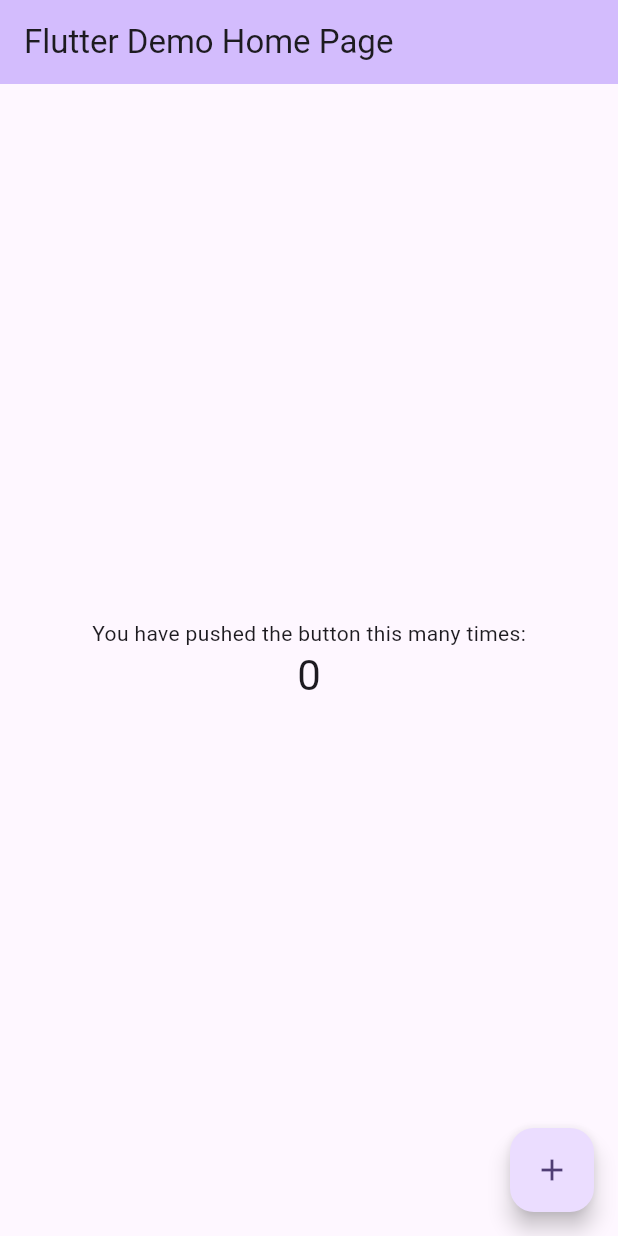
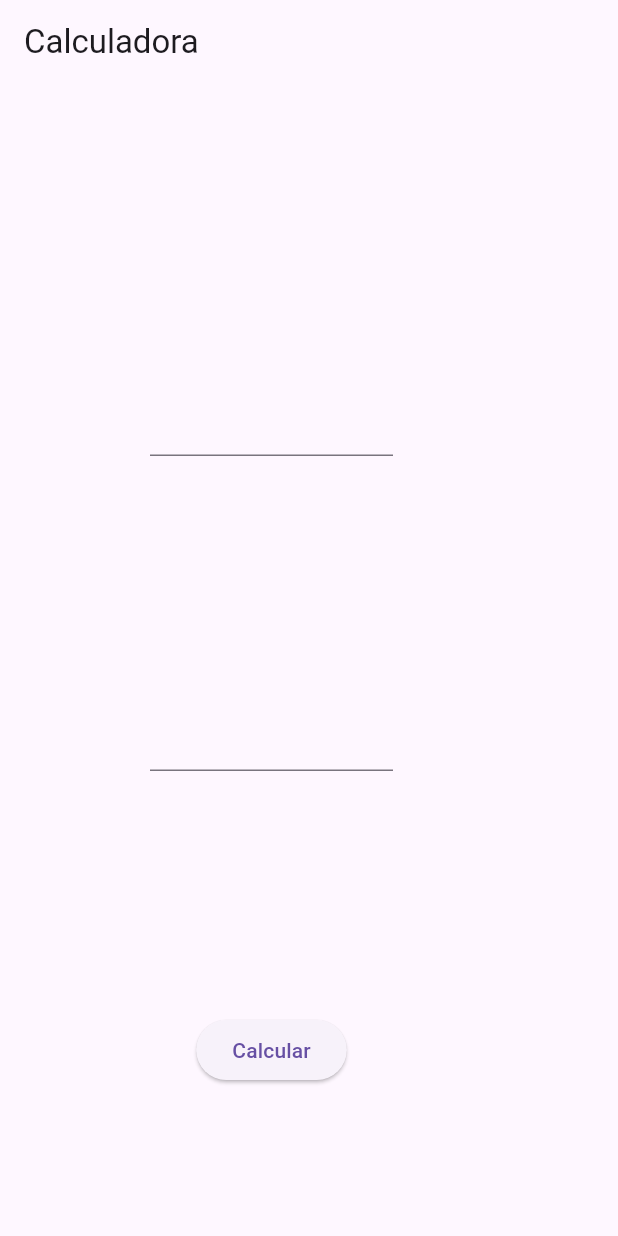
Before and after one commit to matheusviniciusga/flutter, a Flutter app: the screen it shows after launch, on a phone screen of 412 x 824 dp. Run offline on Flutter 3.47's test engine with Material 3 defaults, Android fonts, the light colour scheme and no system bars.

Commit message:
Add files via upload

```diff
--- a/flutter_application_1/lib/main.dart
+++ b/flutter_application_1/lib/main.dart
@@ -1,125 +1,33 @@
 import 'package:flutter/material.dart';
 
 void main() {
-  runApp(const MyApp());
+  runApp(const MainApp());
 }
 
-class MyApp extends StatelessWidget {
-  const MyApp({super.key});
+class MainApp extends StatelessWidget {
+  const MainApp({super.key});
 
-  // This widget is the root of your application.
   @override
   Widget build(BuildContext context) {
     return MaterialApp(
-      title: 'Flutter Demo',
-      theme: ThemeData(
-        // This is the theme of your application.
-        //
-        // TRY THIS: Try running your application with "flutter run". You'll see
-        // the application has a purple toolbar. Then, without quitting the app,
-        // try changing the seedColor in the colorScheme below to Colors.green
-        // and then invoke "hot reload" (save your changes or press the "hot
-        // reload" button in a Flutter-supported IDE, or press "r" if you used
-        // the command line to start the app).
-        //
-        // Notice that the counter didn't reset back to zero; the application
-        // state is not lost during the reload. To reset the state, use hot
-        // restart instead.
-        //
-        // This works for code too, not just values: Most code changes can be
-        // tested with just a hot reload.
-        colorScheme: ColorScheme.fromSeed(seedColor: Colors.deepPurple),
-        useMaterial3: true,
+      home: Scaffold(
+        appBar: AppBar(
+          title: const Text("Calculadora"),
+        ),
+        body: Center(
+          child: Container(
+            margin: const EdgeInsets.fromLTRB(100, 200, 150, 100),
+            child: Column(
+              mainAxisAlignment: MainAxisAlignment.spaceBetween,
+              children: [
+                const TextField(),
+                const TextField(),
+                ElevatedButton(onPressed: () {}, child: const Text("Calcular"))
+              ],
+            ),
+          )
+        ),
       ),
-      home: const MyHomePage(title: 'Flutter Demo Home Page'),
     );
   }
 }
-
-class MyHomePage extends StatefulWidget {
-  const MyHomePage({super.key, required this.title});
-
-  // This widget is the home page of your application. It is stateful, meaning
-  // that it has a State object (defined below) that contains fields that affect
-  // how it looks.
-
-  // This class is the configuration for the state. It holds the values (in this
-  // case the title) provided by the parent (in this case the App widget) and
-  // used by the build method of the State. Fields in a Widget subclass are
-  // always marked "final".
-
-  final String title;
-
-  @override
-  State<MyHomePage> createState() => _MyHomePageState();
-}
-
-class _MyHomePageState extends State<MyHomePage> {
-  int _counter = 0;
-
-  void _incrementCounter() {
-    setState(() {
-      // This call to setState tells the Flutter framework that something has
-      // changed in this State, which causes it to rerun the build method below
-      // so that the display can reflect the updated values. If we changed
-      // _counter without calling setState(), then the build method would not be
-      // called again, and so nothing would appear to happen.
-      _counter++;
-    });
-  }
-
-  @override
-  Widget build(BuildContext context) {
-    // This method is rerun every time setState is called, for instance as done
-    // by the _incrementCounter method above.
-    //
-    // The Flutter framework has been optimized to make rerunning build methods
-    // fast, so that you can just rebuild anything that needs updating rather
-    // than having to individually change instances of widgets.
-    return Scaffold(
-      appBar: AppBar(
-        // TRY THIS: Try changing the color here to a specific color (to
-        // Colors.amber, perhaps?) and trigger a hot reload to see the AppBar
-        // change color while the other colors stay the same.
-        backgroundColor: Theme.of(context).colorScheme.inversePrimary,
-        // Here we take the value from the MyHomePage object that was created by
-        // the App.build method, and use it to set our appbar title.
-        title: Text(widget.title),
-      ),
-      body: Center(
-        // Center is a layout widget. It takes a single child and positions it
-        // in the middle of the parent.
-        child: Column(
-          // Column is also a layout widget. It takes a list of children and
-          // arranges them vertically. By default, it sizes itself to fit its
-          // children horizontally, and tries to be as tall as its parent.
-          //
-          // Column has various properties to control how it sizes itself and
-          // how it positions its children. Here we use mainAxisAlignment to
-          // center the children vertically; the main axis here is the vertical
-          // axis because Columns are vertical (the cross axis would be
-          // horizontal).
-          //
-          // TRY THIS: Invoke "debug painting" (choose the "Toggle Debug Paint"
-          // action in the IDE, or press "p" in the console), to see the
-          // wireframe for each widget.
-          mainAxisAlignment: MainAxisAlignment.center,
-          children: <Widget>[
-            const Text(
-              'You have pushed the button this many times:',
-            ),
-            Text(
-              '$_counter',
-              style: Theme.of(context).textTheme.headlineMedium,
-            ),
-          ],
-        ),
-      ),
-      floatingActionButton: FloatingActionButton(
-        onPressed: _incrementCounter,
-        tooltip: 'Increment',
-        child: const Icon(Icons.add),
-      ), // This trailing comma makes auto-formatting nicer for build methods.
-    );
-  }
-}
```
